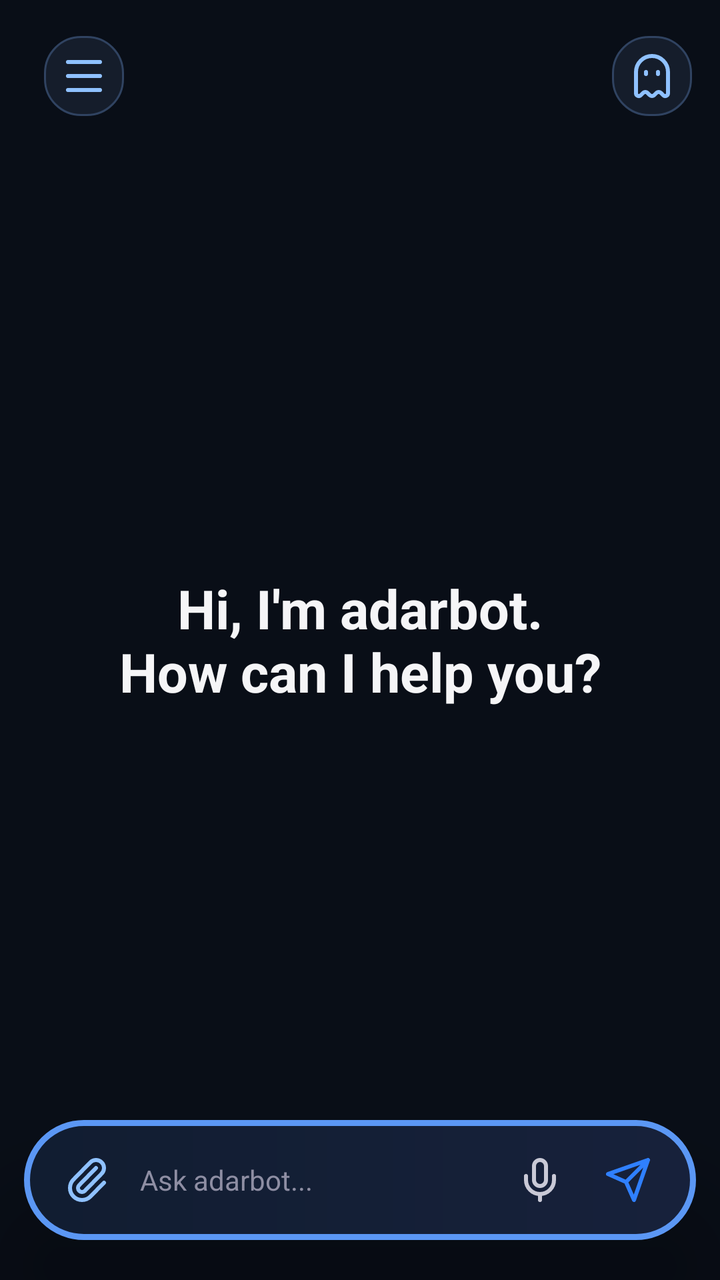
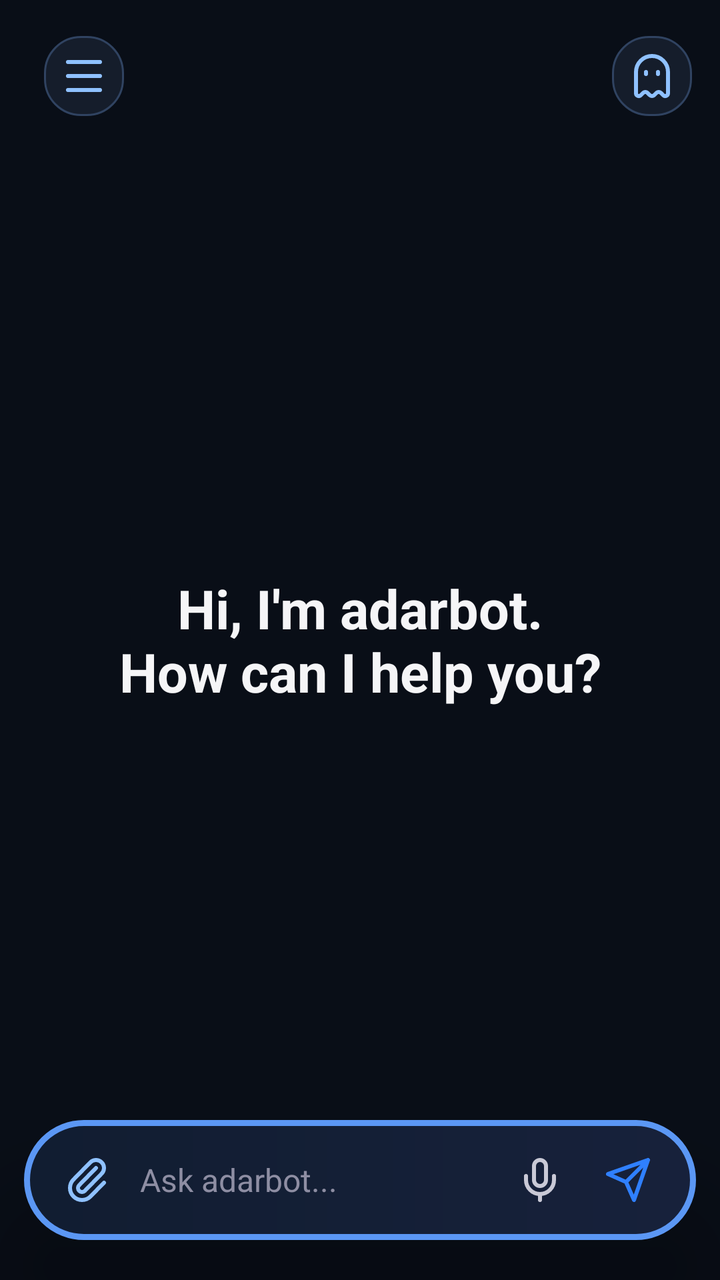

Screens rendered from an Android XML layout before and after an edit, with the pre-edit source and the edit as a unified diff.
<!-- AndroidManifest.xml: activity theme Theme.NemotronVoiceIME -->
<!-- res/layout/activity_chat.xml -->
<?xml version="1.0" encoding="utf-8"?>
<FrameLayout xmlns:android="http://schemas.android.com/apk/res/android"
    android:layout_width="match_parent"
    android:layout_height="match_parent"
    android:background="#090E17">

    <LinearLayout
        android:layout_width="match_parent"
        android:layout_height="match_parent"
        android:orientation="vertical">

    <FrameLayout
        android:layout_width="match_parent"
        android:layout_height="0dp"
        android:layout_weight="1">
        <androidx.recyclerview.widget.RecyclerView
            android:id="@+id/recyclerMessages"
            android:layout_width="match_parent"
            android:layout_height="match_parent"
            android:scrollbars="none"
            android:clipToPadding="false"
            android:paddingTop="92dp"
            android:paddingBottom="112dp" />
        <TextView
            android:id="@+id/welcomeView"
            android:layout_width="match_parent"
            android:layout_height="wrap_content"
            android:layout_gravity="center"
            android:gravity="center"
            android:text="Hi, I'm adarbot.\nHow can I help you?"
            android:textColor="#F5F5F7"
            android:textSize="27sp"
            android:textStyle="bold" />
    </FrameLayout>

    </LinearLayout>

    <LinearLayout
        android:id="@+id/scrollControls"
        android:layout_width="wrap_content"
        android:layout_height="wrap_content"
        android:layout_gravity="end|center_vertical"
        android:layout_marginEnd="12dp"
        android:orientation="vertical"
        android:visibility="gone"
        android:elevation="20dp">
        <ImageButton
            android:id="@+id/scrollTop"
            android:layout_width="38dp"
            android:layout_height="38dp"
            android:background="@drawable/bg_chip"
            android:contentDescription="Go to top"
            android:padding="8dp"
            android:src="@drawable/ic_swipe_up"
            android:tint="#8FC1FF" />
        <ImageButton
            android:id="@+id/scrollBottom"
            android:layout_width="38dp"
            android:layout_height="38dp"
            android:layout_marginTop="6dp"
            android:background="@drawable/bg_chip"
            android:contentDescription="Go to bottom"
            android:padding="8dp"
            android:src="@drawable/ic_swipe_down"
            android:tint="#8FC1FF" />
    </LinearLayout>

    
    <LinearLayout
        android:layout_width="match_parent"
        android:layout_height="56dp"
        android:layout_gravity="top|center_horizontal"
        android:layout_marginLeft="12dp"
        android:layout_marginTop="8dp"
        android:layout_marginRight="12dp"
        android:background="@android:color/transparent"
        android:gravity="center_vertical"
        android:orientation="horizontal"
        android:paddingLeft="0dp"
        android:paddingRight="0dp">
        <LinearLayout
            android:layout_width="48dp"
            android:layout_height="40dp"
            android:gravity="center_vertical|start"
            android:paddingLeft="8dp"
            android:translationX="2dp"
            android:translationY="2dp">
            <ImageButton
                android:id="@+id/btnMenuChat"
                android:layout_width="40dp"
                android:layout_height="40dp"
                android:background="@drawable/bg_chip"
                android:contentDescription="Open chat menu"
                android:padding="8dp"
                android:src="@drawable/ic_menu"
                android:tint="#8FC1FF" />
            <ImageButton
                android:id="@+id/btnBack"
                android:layout_width="40dp"
                android:layout_height="40dp"
                android:background="?attr/selectableItemBackgroundBorderless"
                android:contentDescription="Back"
                android:padding="8dp"
                android:src="@drawable/ic_back"
                android:tint="#EDEDF0"
                android:visibility="gone" />
        </LinearLayout>
        <TextView
            android:id="@+id/convTitle"
            android:layout_width="0dp"
            android:layout_height="match_parent"
            android:layout_weight="1"
            android:ellipsize="end"
            android:gravity="center"
            android:maxLines="1"
            android:text="adarbot"
            android:textColor="#EDEDF0"
            android:textSize="17sp"
            android:textStyle="bold"
            android:visibility="invisible" />
        <LinearLayout
            android:layout_width="48dp"
            android:layout_height="40dp"
            android:gravity="center_vertical|end"
            android:translationX="-2dp"
            android:translationY="2dp">
            <ImageButton
                android:id="@+id/btnIncognitoHome"
                android:layout_width="40dp"
                android:layout_height="40dp"
                android:background="@drawable/bg_chip"
                android:contentDescription="New incognito chat"
                android:padding="9dp"
                android:src="@drawable/ic_ghost"
                android:tint="#8FC1FF" />
            <ImageButton
                android:id="@+id/btnDelete"
                android:layout_width="40dp"
                android:layout_height="40dp"
                android:background="@drawable/bg_chip"
                android:contentDescription="Delete conversation"
                android:padding="10dp"
                android:src="@drawable/ic_trash"
                android:tint="#8FC1FF"
                android:visibility="gone" />
        </LinearLayout>
    </LinearLayout>

    <LinearLayout
        android:id="@+id/chatAttachmentPreview"
        android:layout_width="wrap_content"
        android:layout_height="wrap_content"
        android:layout_gravity="bottom|start"
        android:layout_marginLeft="22dp"
        android:layout_marginBottom="82dp"
        android:orientation="horizontal"
        android:gravity="center_vertical"
        android:padding="6dp"
        android:background="@drawable/bg_assist_preview"
        android:clipToOutline="true"
        android:elevation="24dp"
        android:visibility="gone">
        <ImageView
            android:id="@+id/chatAttachmentImage"
            android:layout_width="72dp"
            android:layout_height="48dp"
            android:background="@drawable/bg_assist_preview"
            android:clipToOutline="true"
            android:contentDescription="Attachment preview"
            android:outlineProvider="background"
            android:scaleType="centerCrop"
            android:visibility="gone" />
        <ImageView
            android:id="@+id/chatFileIcon"
            android:layout_width="32dp"
            android:layout_height="32dp"
            android:layout_marginLeft="6dp"
            android:contentDescription="File icon"
            android:src="@drawable/ic_file"
            android:tint="#8FC1FF"
            android:visibility="gone" />
        <TextView
            android:id="@+id/chatFileName"
            android:layout_width="wrap_content"
            android:layout_height="wrap_content"
            android:layout_marginLeft="8dp"
            android:layout_marginRight="8dp"
            android:ellipsize="end"
            android:maxLines="1"
            android:maxWidth="140dp"
            android:textColor="#EDEDF0"
            android:textSize="13sp"
            android:visibility="gone" />
        <ImageButton
            android:id="@+id/chatAttachmentRemove"
            android:layout_width="28dp"
            android:layout_height="28dp"
            android:background="@drawable/bg_assist_icon"
            android:contentDescription="Remove attachment"
            android:padding="6dp"
            android:src="@drawable/ic_close"
            android:tint="#FFFFFF" />
    </LinearLayout>

    
    <LinearLayout
        android:id="@+id/chatComposer"
        android:layout_width="match_parent"
        android:layout_height="wrap_content"
        android:layout_gravity="bottom"
        android:layout_marginLeft="12dp"
        android:layout_marginRight="12dp"
        android:layout_marginTop="14dp"
        android:layout_marginBottom="20dp"
        android:background="@drawable/bg_float_bar"
        android:elevation="24dp"
        android:translationZ="8dp"
        android:gravity="end"
        android:orientation="vertical"
        android:paddingLeft="12dp"
        android:paddingTop="8dp"
        android:paddingRight="12dp"
        android:paddingBottom="8dp">

        <TextView
            android:id="@+id/modelChip"
            android:layout_width="wrap_content"
            android:layout_height="wrap_content"
            android:layout_marginRight="4dp"
            android:layout_marginBottom="3dp"
            android:background="@drawable/bg_chip"
            android:paddingLeft="12dp"
            android:paddingTop="5dp"
            android:paddingRight="12dp"
            android:paddingBottom="5dp"
            android:text="DeepSeek"
            android:textColor="#C9C9D6"
            android:textSize="12sp"
            android:visibility="gone" />

        <LinearLayout
            android:layout_width="match_parent"
            android:layout_height="wrap_content"
            android:gravity="center_vertical"
            android:orientation="horizontal">

        <ImageButton
            android:id="@+id/btnAttach"
            android:layout_width="40dp"
            android:layout_height="44dp"
            android:background="@android:color/transparent"
            android:contentDescription="Attach"
            android:padding="9dp"
            android:src="@drawable/ic_attach"
            android:tint="#8FC1FF" />

        <EditText
            android:id="@+id/inputField"
            android:layout_width="0dp"
            android:layout_height="wrap_content"
            android:layout_weight="1"
            android:layout_marginLeft="0dp"
            android:layout_marginRight="2dp"
            android:background="@android:color/transparent"
            android:gravity="center_vertical"
            android:hint="Ask adarbot..."
            android:imeOptions="actionSend|flagNoFullscreen"
            android:importantForAutofill="no"
            android:inputType="text|textCapSentences|textMultiLine"
            android:maxLines="5"
            android:maxHeight="132dp"
            android:minHeight="44dp"
            android:singleLine="false"
            android:paddingLeft="6dp"
            android:paddingRight="6dp"
            android:textColor="#EDEDF0"
            android:textColorHint="#8E8EA3"
            android:textColorHighlight="@color/adarbot_selection"
            android:lineSpacingExtra="4dp"
            android:textSize="14sp" />

        <ImageButton
            android:id="@+id/btnMic"
            android:layout_width="44dp"
            android:layout_height="44dp"
            android:background="@android:color/transparent"
            android:contentDescription="Voice input"
            android:padding="10dp"
            android:src="@drawable/ic_mic"
            android:tint="#C9C9D6" />

        <FrameLayout
            android:layout_width="44dp"
            android:layout_height="44dp">
            <ImageButton
                android:id="@+id/btnSend"
                android:layout_width="match_parent"
                android:layout_height="match_parent"
                android:background="@android:color/transparent"
                android:contentDescription="Send"
                android:padding="10dp"
                android:src="@drawable/ic_send"
                android:tint="#2F80FF" />
        </FrameLayout>
        </LinearLayout>
    </LinearLayout>
</FrameLayout>
<!-- resources referenced by this layout -->
<resources>
  <color name="adarbot_selection">#335B97F4</color>
  <!-- drawable bg_assist_preview (drawable) -->
  <shape xmlns:android="http://schemas.android.com/apk/res/android" android:shape="rectangle">
      <solid android:color="#171B24" />
      <corners android:radius="28dp" />
  </shape>
  <!-- drawable bg_chip (drawable) -->
  <shape xmlns:android="http://schemas.android.com/apk/res/android"
      android:shape="rectangle">
      <solid android:color="#151D2B" />
      <stroke android:width="1dp" android:color="#304361" />
      <corners android:radius="18dp" />
  </shape>
  <!-- drawable bg_float_bar (drawable) -->
  <shape xmlns:android="http://schemas.android.com/apk/res/android" android:shape="rectangle">
      <gradient android:angle="0" android:startColor="#111D31" android:endColor="#17213B" />
      <stroke android:width="3dp" android:color="#5B97F4" />
      <corners android:radius="36dp" />
  </shape>
  <!-- drawable ic_back (drawable) -->
  <vector xmlns:android="http://schemas.android.com/apk/res/android" android:width="24dp" android:height="24dp" android:viewportWidth="24" android:viewportHeight="24">
      <path android:fillColor="#00000000" android:strokeColor="#FFFFFFFF" android:strokeWidth="2" android:strokeLineCap="round" android:strokeLineJoin="round" android:pathData="M12,19L5,12L12,5M19,12L5,12" />
  </vector>
  <!-- drawable ic_close (drawable) -->
  <vector xmlns:android="http://schemas.android.com/apk/res/android" android:width="24dp" android:height="24dp" android:viewportWidth="24" android:viewportHeight="24">
      <path android:fillColor="#00000000" android:strokeColor="#FFFFFFFF" android:strokeWidth="2" android:strokeLineCap="round" android:pathData="M18,6L6,18M6,6L18,18" />
  </vector>
  <!-- drawable ic_menu (drawable) -->
  <vector xmlns:android="http://schemas.android.com/apk/res/android" android:width="24dp" android:height="24dp" android:viewportWidth="24" android:viewportHeight="24">
      <path android:fillColor="#00000000" android:strokeColor="#FFFFFFFF" android:strokeWidth="2" android:strokeLineCap="round" android:pathData="M4,5L20,5M4,12L20,12M4,19L20,19" />
  </vector>
  <!-- drawable ic_send (drawable) -->
  <vector xmlns:android="http://schemas.android.com/apk/res/android" android:width="24dp" android:height="24dp" android:viewportWidth="24" android:viewportHeight="24">
      <path android:fillColor="#00000000" android:strokeColor="#FFFFFFFF" android:strokeWidth="2" android:strokeLineCap="round" android:strokeLineJoin="round" android:pathData="M22,2L11,13M22,2L15,22L11,13L2,9Z" />
  </vector>
  <!-- drawable ic_swipe_down (drawable) -->
  <vector xmlns:android="http://schemas.android.com/apk/res/android"
      android:width="24dp"
      android:height="24dp"
      android:viewportWidth="24"
      android:viewportHeight="24">
      <path
          android:fillColor="#FFFFFFFF"
          android:pathData="M11,4h2v11.2l3.6,-3.6L18,13l-6,6 -6,-6 1.4,-1.4 3.6,3.6zM4,3h16v2H4z" />
  </vector>
  <!-- drawable ic_swipe_up (drawable) -->
  <vector xmlns:android="http://schemas.android.com/apk/res/android" android:width="24dp" android:height="24dp" android:viewportWidth="24" android:viewportHeight="24">
      <path android:fillColor="#FFFFFFFF" android:pathData="M11,20h2V8.8l3.6,3.6L18,11l-6,-6 -6,6 1.4,1.4L11,8.8zM4,21h16v-2H4z" />
  </vector>
  <style name="Theme.NemotronVoiceIME" parent="Theme.Material3.DayNight.NoActionBar">
          <item name="colorPrimary">@color/accent</item>
          <item name="colorPrimaryVariant">@color/accent_dark</item>
          <item name="colorOnPrimary">@color/text_light</item>
          <item name="colorControlActivated">@color/adarbot_accent</item>
          <item name="android:statusBarColor">@color/bg_primary</item>
      </style>
  <color name="accent">#76B900</color>
  <color name="accent_dark">#5A8C00</color>
  <color name="text_light">#FFFFFF</color>
  <color name="adarbot_accent">#5B97F4</color>
  <color name="bg_primary">#1A1A2E</color>
  <!-- unchanged entries left out for length: 6 -->
</resources>

<!-- the commit's change to res/layout/activity_chat.xml (unified diff, before → after) -->
@@ -277,7 +277,7 @@
             android:textColorHint="#8E8EA3"
             android:textColorHighlight="@color/adarbot_selection"
             android:lineSpacingExtra="4dp"
-            android:textSize="14sp" />
+            android:textSize="16sp" />
 
         <ImageButton
             android:id="@+id/btnMic"
